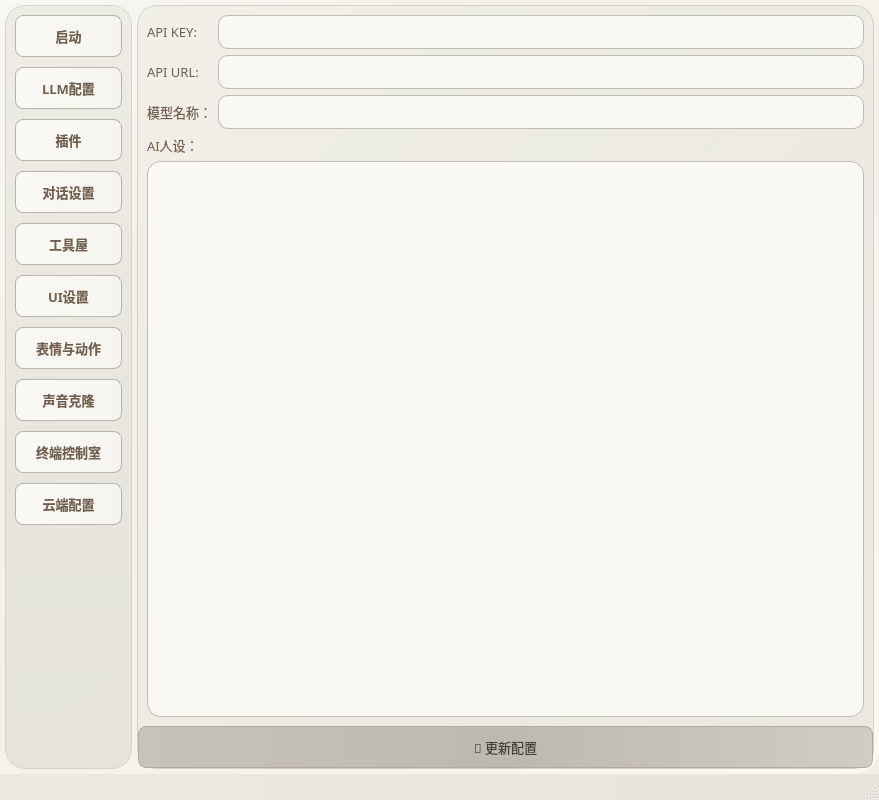
Before: the Qt Designer form live-2d/test222.ui in morettt/my-neuro, drawn with Qt 5.
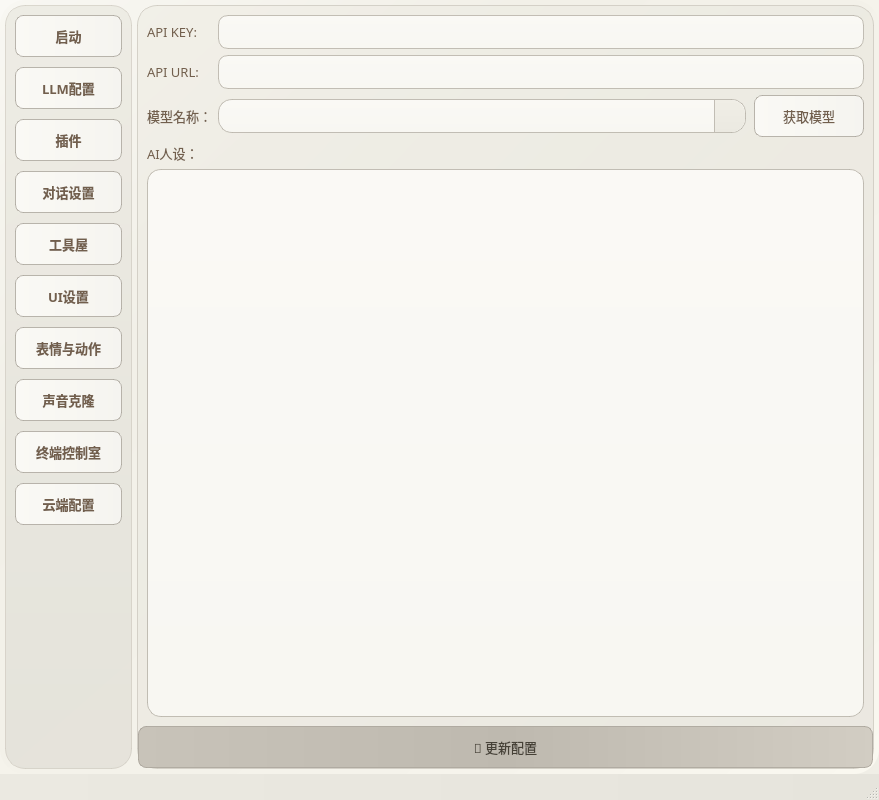
After: the same form once the commit is applied. The open tabs and pages were chosen to show the change.

Commit message: 为LLM配置添加模型列表获取功能

Diff of the .ui file:
```diff
--- a/live-2d/test222.ui
+++ b/live-2d/test222.ui
@@ -1228,14 +1228,64 @@
               </widget>
              </item>
              <item row="2" column="1">
-              <widget class="QLineEdit" name="lineEdit_3">
-               <property name="font">
-                <font>
-                 <family>微软雅黑</family>
-                 <pointsize>10</pointsize>
-                </font>
+              <layout class="QHBoxLayout" name="horizontalLayout_llm_model">
+               <property name="spacing">
+                <number>8</number>
                </property>
-              </widget>
+               <property name="leftMargin">
+                <number>0</number>
+               </property>
+               <property name="topMargin">
+                <number>0</number>
+               </property>
+               <property name="rightMargin">
+                <number>0</number>
+               </property>
+               <property name="bottomMargin">
+                <number>0</number>
+               </property>
+               <item>
+                <widget class="QComboBox" name="comboBox_llm_model">
+                 <property name="font">
+                  <font>
+                   <family>微软雅黑</family>
+                   <pointsize>10</pointsize>
+                  </font>
+                 </property>
+                 <property name="editable">
+                  <bool>true</bool>
+                 </property>
+                 <property name="insertPolicy">
+                  <enum>QComboBox::NoInsert</enum>
+                 </property>
+                </widget>
+               </item>
+               <item>
+                <widget class="QPushButton" name="pushButton_fetch_llm_models">
+                 <property name="minimumSize">
+                  <size>
+                   <width>110</width>
+                   <height>35</height>
+                  </size>
+                 </property>
+                 <property name="maximumSize">
+                  <size>
+                   <width>110</width>
+                   <height>16777215</height>
+                  </size>
+                 </property>
+                 <property name="font">
+                  <font>
+                   <family>微软雅黑</family>
+                   <pointsize>10</pointsize>
+                  </font>
+                 </property>
+                 <property name="text">
+                  <string>获取模型</string>
+                 </property>
+                </widget>
+               </item>
+              </layout>
              </item>
             </layout>
            </item>
```
The commit also changes 1 other file.
